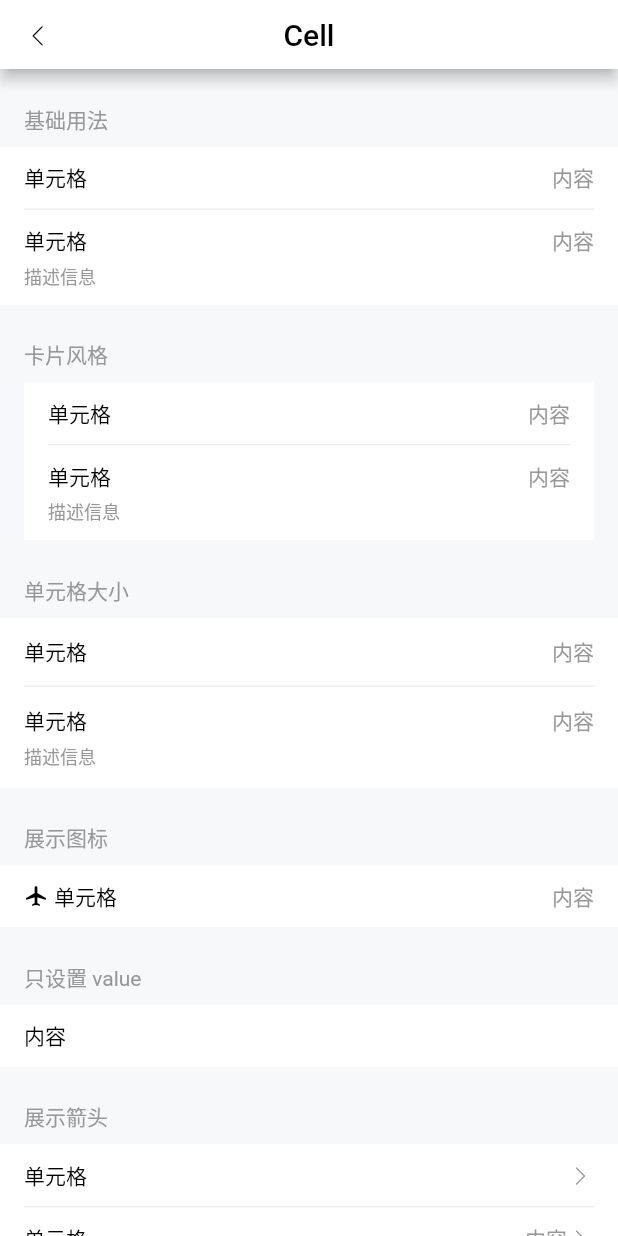
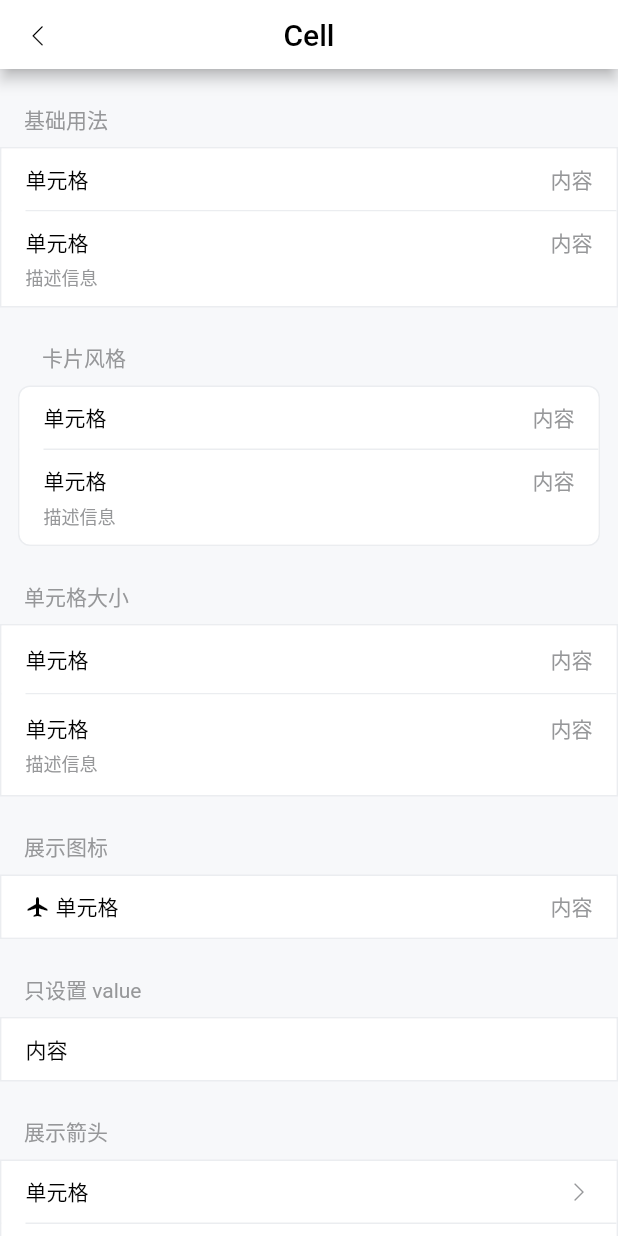
Before and after one commit to oblivioussing/flutter_vant, a Flutter app: the CellDemo screen opened directly, on a phone screen of 412 x 824 dp. Run offline on Flutter 3.47's test engine with Material 2 defaults, Android fonts, the phone set to English and light mode, and no system bars; our stand-ins replace cached_network_image, fluttertoast.

Commit message:
cell_group 添加边框

```diff
--- a/example/lib/demo.dart
+++ b/example/lib/demo.dart
@@ -114,9 +114,9 @@ class HomeState extends State<Home> {
     var map = {
       'button': const ButtonDemo(),
       'cell': const CellDemo(),
+      'field': const Field(),
       'icon': const IconDemo(),
       'image': const ImageDemo(),
-      'field': const Field(),
       'loading': const LoadingDemo(),
     };
     var wdt = map[path] ?? Container();
--- a/example/lib/view/cell.dart
+++ b/example/lib/view/cell.dart
@@ -59,7 +59,6 @@ class CellDemoState extends State<CellDemo> {
           title: '单元格',
           value: '内容',
           label: '描述信息',
-          last: true,
         ),
       ],
     );
@@ -67,7 +66,9 @@ class CellDemoState extends State<CellDemo> {
 
   // 卡片风格
   Widget _card() {
-    return const VanCellGroup(
+    return const Padding(
+      padding: EdgeInsets.only(left: 12, right: 12),
+      child: VanCellGroup(
         title: '卡片风格',
         inset: true,
         children: [
@@ -79,9 +80,9 @@ class CellDemoState extends State<CellDemo> {
             title: '单元格',
             value: '内容',
             label: '描述信息',
-          last: true,
           ),
         ],
+      ),
     );
   }
 
@@ -100,7 +101,6 @@ class CellDemoState extends State<CellDemo> {
           value: '内容',
           size: CellSize.large,
           label: '描述信息',
-          last: true,
         ),
       ],
     );
@@ -115,7 +115,6 @@ class CellDemoState extends State<CellDemo> {
           icon: Icons.local_airport_sharp,
           title: '单元格',
           value: '内容',
-          last: true,
         ),
       ],
     );
@@ -128,7 +127,6 @@ class CellDemoState extends State<CellDemo> {
       children: [
         VanCell(
           value: '内容',
-          last: true,
         ),
       ],
     );
@@ -154,7 +152,6 @@ class CellDemoState extends State<CellDemo> {
           value: '内容',
           isLink: true,
           arrowDirection: ArrowDirection.down,
-          last: true,
         ),
       ],
     );
@@ -179,7 +176,6 @@ class CellDemoState extends State<CellDemo> {
             VanCell(
               title: '单元格',
               value: '内容',
-              last: true,
             ),
           ],
         ),
@@ -189,7 +185,6 @@ class CellDemoState extends State<CellDemo> {
             VanCell(
               title: '单元格',
               value: '内容',
-              last: true,
             ),
           ],
         )
@@ -220,7 +215,6 @@ class CellDemoState extends State<CellDemo> {
               Icon(VanIcon.nickname),
             ],
           ),
-          last: true,
         ),
       ],
     );
@@ -236,7 +230,6 @@ class CellDemoState extends State<CellDemo> {
           label: '描述信息',
           value: '内容',
           center: true,
-          last: true,
         ),
       ],
     );
--- a/example/lib/view/field.dart
+++ b/example/lib/view/field.dart
@@ -17,7 +17,12 @@ class _FieldState extends State<Field> {
       title: 'Field',
       children: [
         TextTitle(text: '基础用法'),
+        _base(),
       ],
     );
   }
+
+  Widget _base() {
+    return Text('123');
+  }
 }
--- a/lib/scene/cell/cell.dart
+++ b/lib/scene/cell/cell.dart
@@ -21,7 +21,7 @@ class VanCell extends StatelessWidget {
     this.arrowDirection = ArrowDirection.right,
     this.required = false,
     this.center = false,
-    this.last = false,
+    // this.last = false,
     this.onPressed,
   }) : super(key: key);
 
@@ -38,7 +38,6 @@ class VanCell extends StatelessWidget {
   final ArrowDirection arrowDirection; // 箭头方向
   final bool required; // 是否显示表单必填星号
   final bool center; // 是否使内容垂直居中
-  final bool last; // 是否为最后一个元素
   final VoidCallback? onPressed; // 点击回调
 
   @override
@@ -106,9 +105,6 @@ class VanCell extends StatelessWidget {
       cellVerticalPadding = VanPadding.cellLarge;
     }
     return Container(
-      decoration: BoxDecoration(
-        border: last ? null : VanBorder.bottom(),
-      ),
       padding: EdgeInsets.only(
         top: cellVerticalPadding,
         bottom: cellVerticalPadding,
--- a/lib/scene/cell/cell_group.dart
+++ b/lib/scene/cell/cell_group.dart
@@ -7,13 +7,12 @@ import '/widget/border.dart';
 
 class VanCellGroup extends StatelessWidget {
   const VanCellGroup({
-    Key? key,
     this.children = const <VanCell>[],
     this.backgroundColor = VanColor.white,
     this.title = '',
     this.inset = false,
     this.border = true,
-  }) : super(key: key);
+  });
 
   final List<VanCell> children;
   final Color backgroundColor; // 背景色
@@ -24,14 +23,25 @@ class VanCellGroup extends StatelessWidget {
   @override
   Widget build(BuildContext context) {
     BorderRadius? borderRadius;
-    EdgeInsets? margin;
+    List<Widget> list = [];
     // 圆角卡片风格
     if (inset) {
-      margin = const EdgeInsets.only(
-        left: VanPadding.md,
-        right: VanPadding.md,
-      );
-      borderRadius = VanBorder.radius(VanBorderSize.borderRadiusMd);
+      borderRadius = VanBorder.radius(VanBorderSize.borderRadiusLg);
+    } else {
+      borderRadius = BorderRadius.zero;
+    }
+    for (var i = 0; i < children.length; i++) {
+      list.add(children[i]);
+      if (i < children.length - 1) {
+        list.add(
+          Container(
+            margin: EdgeInsets.only(left: VanPadding.md),
+            decoration: BoxDecoration(
+              border: VanBorder.bottom(),
+            ),
+          ),
+        );
+      }
     }
 
     return Column(
@@ -40,14 +50,17 @@ class VanCellGroup extends StatelessWidget {
         _title(),
         Container(
           decoration: BoxDecoration(
+            border: border ? VanBorder.all() : null,
+            borderRadius: borderRadius,
             color: backgroundColor,
+          ),
+          child: ClipRRect(
             borderRadius: borderRadius,
+            child: Column(
+              children: list,
+            ),
           ),
-          margin: margin,
-          child: Column(
-            children: children,
-          ),
-        )
+        ),
       ],
     );
   }
```
Lines whose indentation alone changed are shown as unchanged.
